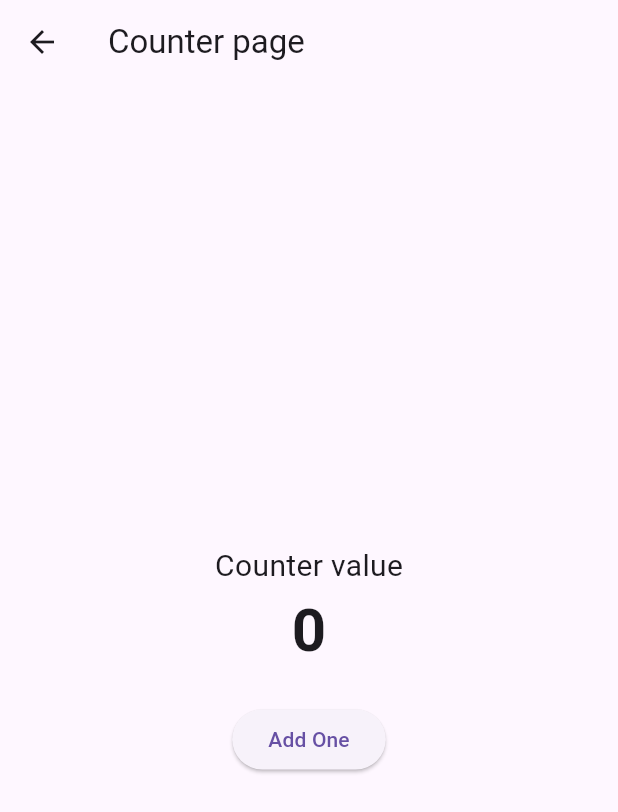
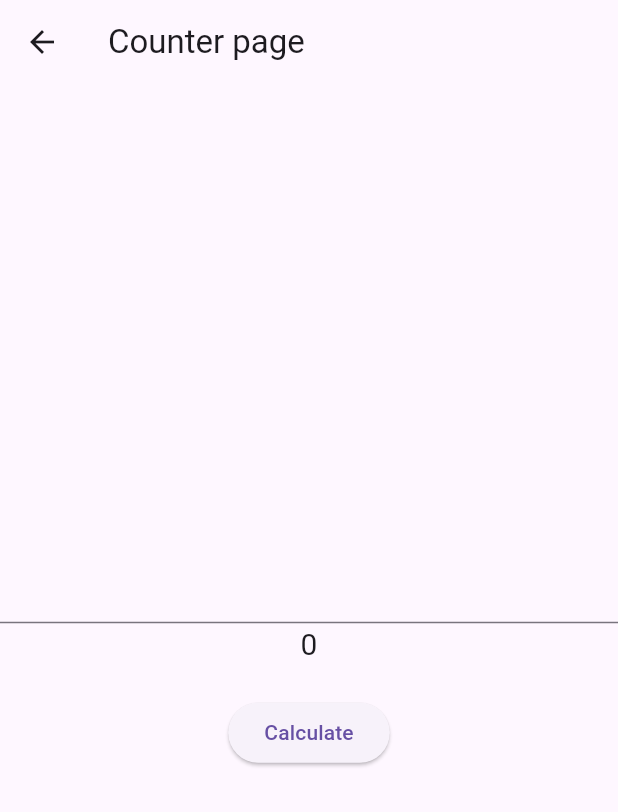
Before and after one commit to EngAhmad-Tayasna/My-Learning-With-Testing, a Flutter app: the CounterPage screen opened directly, on a phone screen of 412 x 824 dp. Shown: the top 812 px of the screen. Run offline on Flutter 3.47's test engine with Material 3 defaults, Android fonts, the phone set to English and light mode, and no system bars.

Commit message:
simulate entering

```diff
--- a/lib/counter_page.dart
+++ b/lib/counter_page.dart
@@ -1,4 +1,5 @@
 import 'package:flutter/material.dart';
+import 'package:flutter/services.dart';
 
 class CounterPage extends StatefulWidget {
   const CounterPage({super.key});
@@ -8,10 +9,14 @@ class CounterPage extends StatefulWidget {
 }
 
 class _CounterPageState extends State<CounterPage> {
-  int counter = 0;
-  void incrementCounter() {
+  num result = 0;
+
+  TextEditingController controller = TextEditingController();
+
+  void calculateTheSquare() {
+    num numberInput = num.parse(controller.text.trim());
     setState(() {
-      counter++;
+      result = numberInput * numberInput;
     });
   }
 
@@ -23,15 +28,15 @@ class _CounterPageState extends State<CounterPage> {
         child: Column(
           mainAxisAlignment: MainAxisAlignment.center,
           children: [
-            const Text("Counter value", style: TextStyle(fontSize: 20)),
-            Text(
-              '$counter',
-              style: TextStyle(fontSize: 40, fontWeight: FontWeight.bold),
+            TextField(
+              controller: controller,
+              keyboardType: TextInputType.number,
             ),
-            const SizedBox(height: 20,),
+            Text("$result", style: TextStyle(fontSize: 20)),
+            const SizedBox(height: 20),
             ElevatedButton(
-              onPressed: incrementCounter,
-              child: const Text('Add One'),
+              onPressed: calculateTheSquare,
+              child: const Text('Calculate'),
             ),
           ],
         ),
```
Also changed, not shown: 1 other file.
